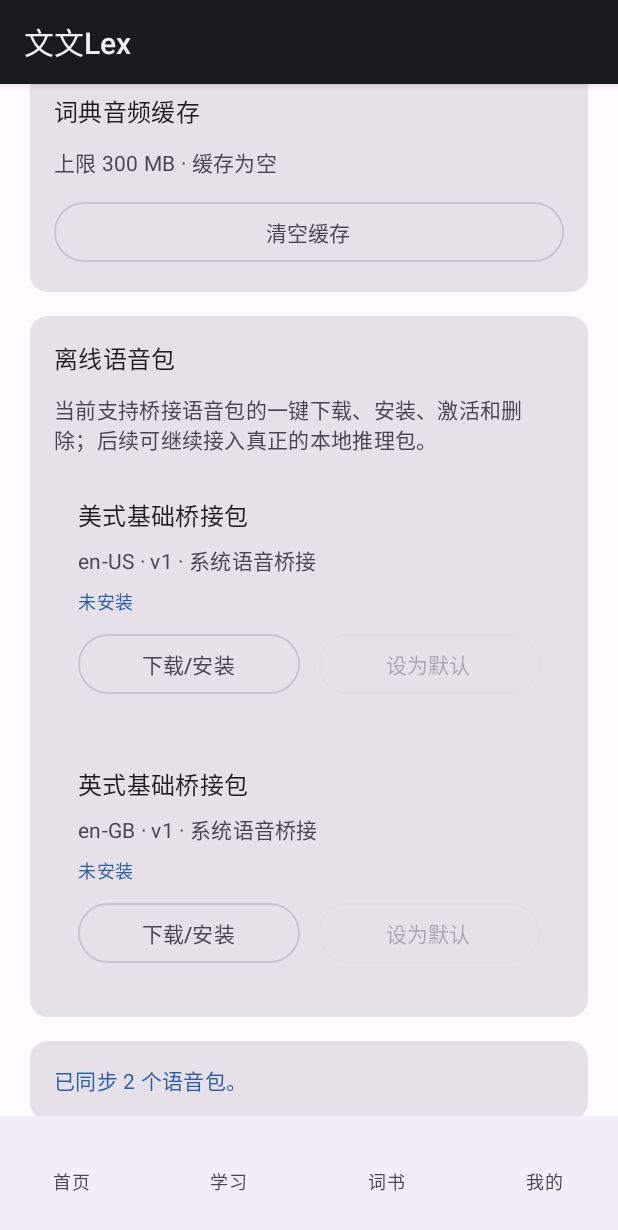
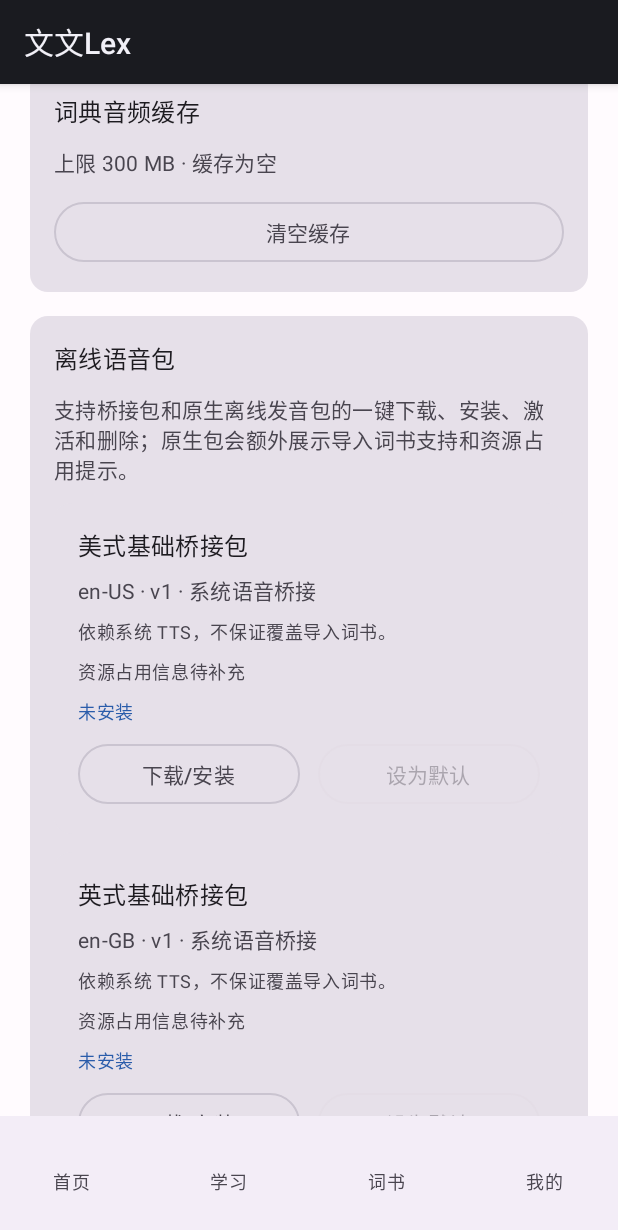
Before and after one commit to yuelangmanle/wenwenlex, an Android app built with Jetpack Compose: the PronunciationSettingsRoute screen opened through its navigation route, scrolled down 962 dp, on a phone screen of 412 x 824 dp. Shown: the top 1230 px of the screen. Run offline under Robolectric (Android 15) with nearby library versions, the phone set to English and light mode, and no system bars; our stand-ins replace Room's generated code; network calls fail; 3 statements that could not run were skipped.

Commit message:
feat: surface native voice pack capabilities

```diff
--- a/app/src/main/java/com/yueliangmanle/danci/feature/pronunciation/PronunciationSettingsScreen.kt
+++ b/app/src/main/java/com/yueliangmanle/danci/feature/pronunciation/PronunciationSettingsScreen.kt
@@ -141,7 +141,7 @@ fun PronunciationSettingsScreen(
             ) {
                 Text("离线语音包", style = MaterialTheme.typography.titleMedium)
                 Text(
-                    "当前支持桥接语音包的一键下载、安装、激活和删除；后续可继续接入真正的本地推理包。",
+                    "支持桥接包和原生离线发音包的一键下载、安装、激活和删除；原生包会额外展示导入词书支持和资源占用提示。",
                     style = MaterialTheme.typography.bodyMedium,
                     color = MaterialTheme.colorScheme.onSurfaceVariant,
                 )
@@ -307,6 +307,16 @@ private fun VoicePackRow(
                 color = MaterialTheme.colorScheme.onSurfaceVariant,
             )
             Text(
+                pack.capabilitySummary,
+                style = MaterialTheme.typography.bodySmall,
+                color = MaterialTheme.colorScheme.onSurfaceVariant,
+            )
+            Text(
+                pack.resourceHint,
+                style = MaterialTheme.typography.bodySmall,
+                color = MaterialTheme.colorScheme.onSurfaceVariant,
+            )
+            Text(
                 if (pack.isActive) "${pack.statusLabel} · 当前已启用" else pack.statusLabel,
                 style = MaterialTheme.typography.bodySmall,
                 color = MaterialTheme.colorScheme.primary,
--- a/app/src/main/java/com/yueliangmanle/danci/feature/pronunciation/PronunciationSettingsViewModel.kt
+++ b/app/src/main/java/com/yueliangmanle/danci/feature/pronunciation/PronunciationSettingsViewModel.kt
@@ -38,6 +38,8 @@ data class VoicePackItemUiState(
     val locale: String,
     val versionLabel: String,
     val engineLabel: String,
+    val capabilitySummary: String,
+    val resourceHint: String,
     val statusLabel: String,
     val isActive: Boolean,
     val isBusy: Boolean,
@@ -173,14 +175,29 @@ internal fun buildVoicePackItemUiState(pack: VoicePack): VoicePackItemUiState {
     val isReady = pack.status == VoicePackStatus.READY.storageValue
     val engineLabel = when (VoicePackEngineType.fromStorageValue(pack.engineType)) {
         VoicePackEngineType.SYSTEM_TTS_BRIDGE -> "系统语音桥接"
-        VoicePackEngineType.SHERPA_ONNX -> "Sherpa ONNX"
+        VoicePackEngineType.SHERPA_ONNX -> "原生离线发音"
     }
+    val capabilitySummary = when (VoicePackEngineType.fromStorageValue(pack.engineType)) {
+        VoicePackEngineType.SYSTEM_TTS_BRIDGE -> "依赖系统 TTS，不保证覆盖导入词书。"
+        VoicePackEngineType.SHERPA_ONNX -> {
+            if (pack.supportsImportedWords) {
+                "支持内置词书 + Excel 导入词书发音。"
+            } else {
+                "当前仅保证内置词书发音。"
+            }
+        }
+    }
+    val storageHint = pack.estimatedStorageBytes?.let { "%.2f MB".format(it / 1024f / 1024f) }
+    val ramHint = pack.estimatedRamMb?.let { "${it} MB RAM" }
+    val resourceHint = listOfNotNull(storageHint, ramHint).joinToString(" · ").ifBlank { "资源占用信息待补充" }
     return VoicePackItemUiState(
         id = pack.id,
         name = pack.name,
         locale = pack.locale,
         versionLabel = "v${pack.version}",
         engineLabel = engineLabel,
+        capabilitySummary = capabilitySummary,
+        resourceHint = resourceHint,
         statusLabel = statusLabel,
         isActive = pack.isActive,
         isBusy = isBusy,
```
Also changed, not shown: 1 other file.
